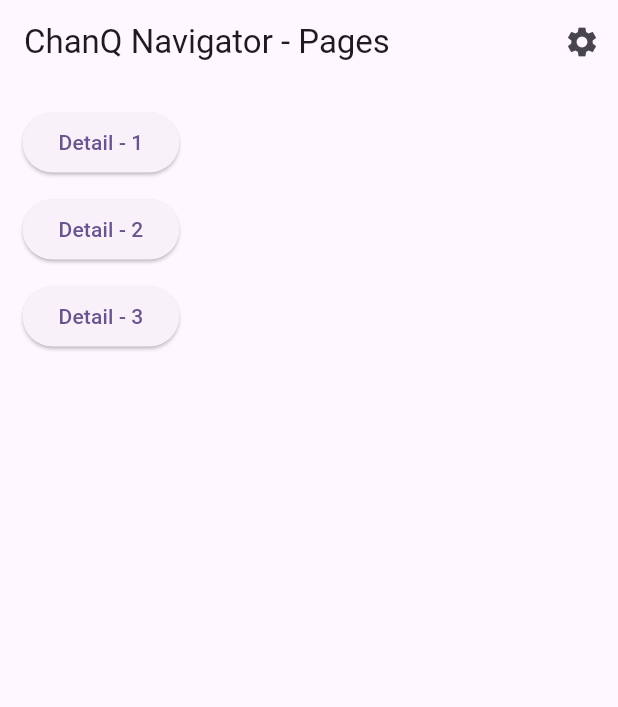
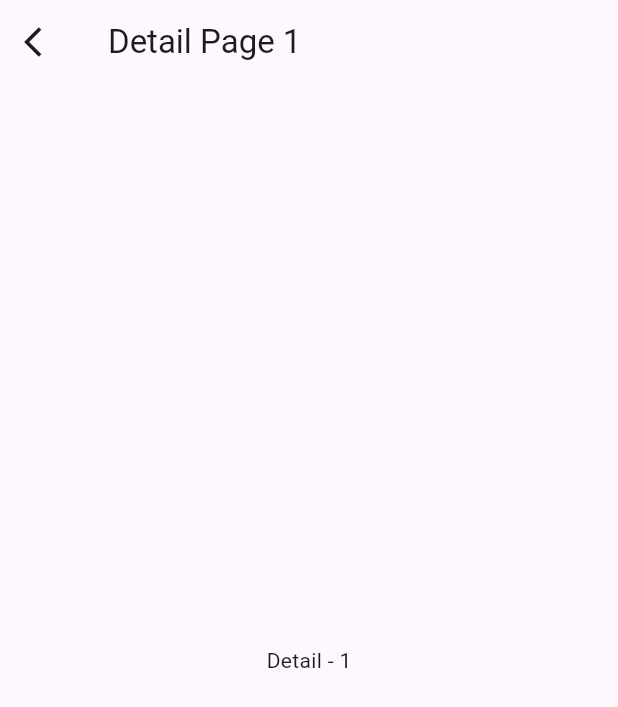
Before and after one commit to kyuchanE/chanq_flutter_navigator, a Flutter app: the screen it shows after launch, after a tap on "Detail - 1", on a phone screen of 412 x 824 dp. Shown: the top 707 px of the screen. Run offline on Flutter 3.47's test engine with Material 2 defaults, Android fonts, the phone set to English and light mode, and no system bars.

Commit message:
feat: change page

```diff
--- a/lib/components/constants_route.dart
+++ b/lib/components/constants_route.dart
@@ -1,3 +1,5 @@
 const settingPageRoute = "/setting";
 const mainPageRoute = "/main";
-const mainDetailPageRoute = "/main/detail";
+const mainDetailPage1Route = "/main/detail1";
+const mainDetailPage2Route = "/main/detail2";
+const mainDetailPage3Route = "/main/detail3";
--- a/lib/ui/main_detail_screen.dart
+++ b/lib/ui/main_detail_screen.dart
@@ -1,20 +1,52 @@
 import 'package:flutter/material.dart';
 
 class MainDetailPage extends Page {
+  final ValueChanged<String> goHome;
+  String detailNum;
+
+  MainDetailPage({
+    required this.goHome,
+    required this.detailNum,
+  });
+
   @override
   Route createRoute(BuildContext context) {
     return MaterialPageRoute(
       settings: this,
-      builder: (context) => const MainDetailScreen(),
+      builder: (context) => MainDetailScreen(
+        goHome: goHome,
+        detailNum: detailNum,
+      ),
     );
   }
 }
 
 class MainDetailScreen extends StatelessWidget {
-  const MainDetailScreen({super.key});
+  final ValueChanged<String> goHome;
+  String detailNum;
+
+  MainDetailScreen({
+    super.key,
+    required this.goHome,
+    required this.detailNum,
+  });
 
   @override
   Widget build(BuildContext context) {
-    return const Placeholder();
+    return Scaffold(
+      appBar: AppBar(
+        title: Text('Detail Page $detailNum'),
+        leading: IconButton(
+          onPressed: () => goHome(""),
+          icon: const Icon(Icons.arrow_back_ios),
+        ),
+      ),
+      body: Container(
+        padding: const EdgeInsets.all(15),
+        child: Center(
+          child: Text('Detail - $detailNum'),
+        ),
+      ),
+    );
   }
 }
--- a/lib/ui/main_home_screen.dart
+++ b/lib/ui/main_home_screen.dart
@@ -1,17 +1,24 @@
+import 'package:chanq_flutter_navigator/components/constants_route.dart';
 import 'package:flutter/material.dart';
 
 class MainHomePage extends Page {
+  final ValueChanged<String> changePage;
+
+  const MainHomePage({required this.changePage});
+
   @override
   Route createRoute(BuildContext context) {
     return MaterialPageRoute(
       settings: this,
-      builder: (context) => const MainHomeScreen(),
+      builder: (context) => MainHomeScreen(changePage: changePage),
     );
   }
 }
 
 class MainHomeScreen extends StatelessWidget {
-  const MainHomeScreen({super.key});
+  final ValueChanged<String> changePage;
+
+  const MainHomeScreen({super.key, required this.changePage});
 
   @override
   Widget build(BuildContext context) {
@@ -20,7 +27,7 @@ class MainHomeScreen extends StatelessWidget {
         title: const Text('ChanQ Navigator - Pages'),
         actions: [
           IconButton(
-            onPressed: () {},
+            onPressed: () => changePage(settingPageRoute),
             icon: const Icon(Icons.settings),
           )
         ],
@@ -31,21 +38,21 @@ class MainHomeScreen extends StatelessWidget {
           mainAxisAlignment: MainAxisAlignment.start,
           children: [
             ElevatedButton(
-              onPressed: () {},
+              onPressed: () => changePage(mainDetailPage1Route),
               child: const Text("Detail - 1"),
             ),
             const SizedBox(
               height: 10,
             ),
             ElevatedButton(
-              onPressed: () {},
+              onPressed: () => changePage(mainDetailPage2Route),
               child: const Text("Detail - 2"),
             ),
             const SizedBox(
               height: 10,
             ),
             ElevatedButton(
-              onPressed: () {},
+              onPressed: () => changePage(mainDetailPage3Route),
               child: const Text("Detail - 3"),
             ),
           ],
--- a/lib/ui/my_app.dart
+++ b/lib/ui/my_app.dart
@@ -23,11 +23,28 @@ class _MyAppState extends State<MyApp> {
       ),
       home: Navigator(
         pages: [
-          MainHomePage(),
-          if (_pageRoute != null && _pageRoute == mainDetailPageRoute)
-            MainDetailPage()
+          MainHomePage(
+            changePage: _changePage,
+          ),
+          if (_pageRoute != null && _pageRoute == mainDetailPage1Route)
+            MainDetailPage(
+              goHome: _returnHome,
+              detailNum: "1",
+            )
+          else if (_pageRoute != null && _pageRoute == mainDetailPage2Route)
+            MainDetailPage(
+              goHome: _returnHome,
+              detailNum: "2",
+            )
+          else if (_pageRoute != null && _pageRoute == mainDetailPage3Route)
+            MainDetailPage(
+              goHome: _returnHome,
+              detailNum: "3",
+            )
           else if (_pageRoute != null && _pageRoute == settingPageRoute)
-            SettingPage()
+            SettingPage(
+              goHome: _returnHome,
+            )
         ],
         onPopPage: (route, result) {
           return true;
@@ -35,4 +52,16 @@ class _MyAppState extends State<MyApp> {
       ),
     );
   }
+
+  void _changePage(String routePage) {
+    setState(() {
+      _pageRoute = routePage;
+    });
+  }
+
+  void _returnHome(String str) {
+    setState(() {
+      _pageRoute = null;
+    });
+  }
 }
```
Also changed, not shown: lib/ui/setting_screen.dart (+24 -3 lines).
